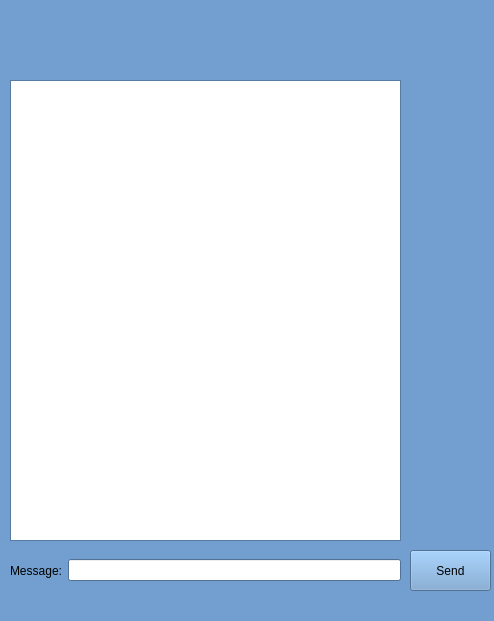
Before: the Qt Designer form Client/ChatBox.ui in MATF-RS20/RS023-group-chat, drawn with Qt 5.
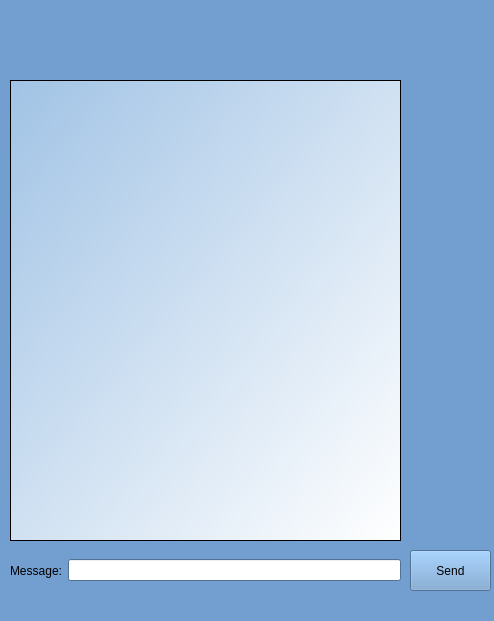
After: the same form once the commit is applied. Icons and pictures are not drawn.

Patch:
```diff
--- a/Client/ChatBox.ui
+++ b/Client/ChatBox.ui
@@ -486,6 +486,9 @@
      <height>461</height>
     </rect>
    </property>
+   <property name="styleSheet">
+    <string notr="true">background-color: qlineargradient(spread:reflect, x1:0, y1:0, x2:1, y2:1, stop:0 rgba(161, 195, 229, 255), stop:1 rgba(255, 255, 255, 255));</string>
+   </property>
   </widget>
   <widget class="QWidget" name="horizontalLayoutWidget">
    <property name="geometry">
```
